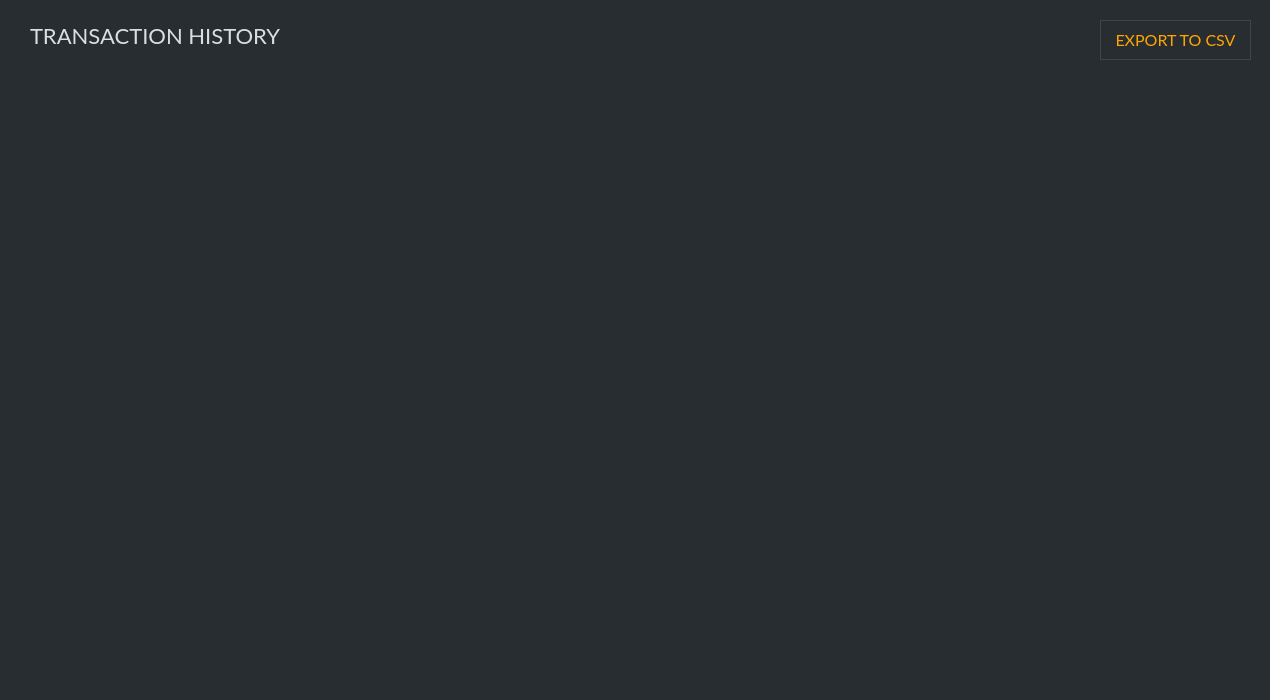
Qt form src/gui/ui/transactionsframe.ui (ConcealNetwork/conceal-desktop) before a commit.
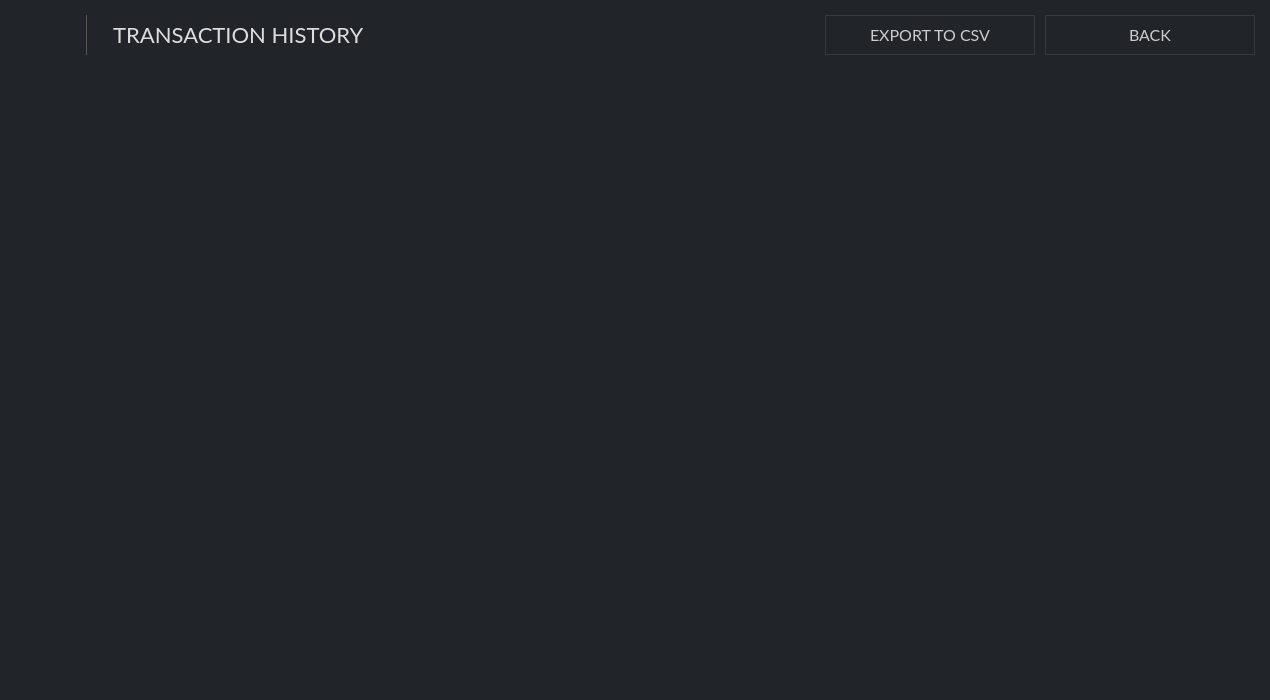
The same form after that commit. Icons and pictures are not drawn.

```diff
--- a/src/gui/ui/transactionsframe.ui
+++ b/src/gui/ui/transactionsframe.ui
@@ -24,8 +24,8 @@
   </property>
   <property name="maximumSize">
    <size>
-    <width>1270</width>
-    <height>700</height>
+    <width>16777215</width>
+    <height>16777215</height>
    </size>
   </property>
   <property name="font">
@@ -38,7 +38,7 @@
    <string>Transaction History</string>
   </property>
   <property name="styleSheet">
-   <string notr="true">background-color: #282d31;
+   <string notr="true">background-color: #212529;
 border: 0px;
 color: #aaaaaa;
 
@@ -56,77 +56,60 @@
    <number>0</number>
   </property>
   <layout class="QVBoxLayout" name="verticalLayout">
-   <property name="spacing">
-    <number>5</number>
-   </property>
    <property name="leftMargin">
-    <number>0</number>
+    <number>15</number>
    </property>
    <property name="topMargin">
     <number>0</number>
    </property>
    <property name="rightMargin">
-    <number>0</number>
+    <number>15</number>
    </property>
    <property name="bottomMargin">
-    <number>0</number>
+    <number>25</number>
    </property>
    <item>
-    <widget class="QGroupBox" name="groupBox">
-     <property name="minimumSize">
-      <size>
-       <width>1270</width>
-       <height>700</height>
-      </size>
+    <layout class="QHBoxLayout" name="horizontalLayout_2">
+     <property name="spacing">
+      <number>10</number>
      </property>
-     <property name="title">
-      <string/>
+     <property name="topMargin">
+      <number>15</number>
      </property>
-     <widget class="QPushButton" name="m_csvButton">
-      <property name="geometry">
-       <rect>
-        <x>1100</x>
-        <y>20</y>
-        <width>151</width>
-        <height>40</height>
-       </rect>
-      </property>
-      <property name="minimumSize">
-       <size>
-        <width>0</width>
-        <height>0</height>
-       </size>
-      </property>
+     <property name="bottomMargin">
+      <number>10</number>
+     </property>
+     <item>
+      <widget class="QLabel" name="label_2">
       <property name="maximumSize">
        <size>
-        <width>210</width>
-        <height>40</height>
-       </size>
-      </property>
-      <property name="font">
-       <font>
-        <family>Lato</family>
-        <pointsize>-1</pointsize>
-       </font>
-      </property>
-      <property name="styleSheet">
-       <string notr="true">QPushButton#m_csvButton {color: orange; border:1px solid #444; font-size: 16px;}
-
-QPushButton#m_csvButton:hover {color: orange; border:1px solid orange; font-size: 16px;}</string>
-      </property>
+         <width>61</width>
+         <height>16777215</height>
+        </size>
+       </property>
       <property name="text">
-       <string>EXPORT TO CSV</string>
-      </property>
-     </widget>
+        <string>&lt;html&gt;&lt;head/&gt;&lt;body&gt;&lt;p&gt;&lt;img src=&quot;:/images/conceal-small.png&quot;/&gt;&lt;/p&gt;&lt;/body&gt;&lt;/html&gt;</string>
+       </property>
+      </widget>
+     </item>
+     <item>
+      <widget class="Line" name="line">
+       <property name="maximumSize">
+        <size>
+         <width>1</width>
+         <height>60</height>
+        </size>
+       </property>
+       <property name="styleSheet">
+        <string notr="true">background-color: #555;</string>
+       </property>
+       <property name="orientation">
+        <enum>Qt::Vertical</enum>
+       </property>
+      </widget>
+     </item>
+     <item>
      <widget class="QLabel" name="label">
-      <property name="geometry">
-       <rect>
-        <x>30</x>
-        <y>20</y>
-        <width>716</width>
-        <height>31</height>
-       </rect>
-      </property>
       <property name="maximumSize">
        <size>
         <width>16777215</width>
@@ -143,34 +126,84 @@
        <string notr="true">color: #ddd; font-size: 22px;</string>
       </property>
       <property name="text">
-       <string>TRANSACTION HISTORY</string>
-      </property>
-     </widget>
+        <string>   TRANSACTION HISTORY</string>
+       </property>
+      </widget>
+     </item>
+     <item>
+      <widget class="QPushButton" name="m_csvButton">
+       <property name="minimumSize">
+        <size>
+         <width>210</width>
+         <height>40</height>
+        </size>
+       </property>
+       <property name="maximumSize">
+        <size>
+         <width>210</width>
+         <height>40</height>
+        </size>
+       </property>
+       <property name="font">
+        <font>
+         <family>Lato</family>
+         <pointsize>-1</pointsize>
+        </font>
+       </property>
+       <property name="styleSheet">
+        <string notr="true">QPushButton#m_csvButton {color: #ccc; border: 1px solid #343a40; font-size: 16px; background-color: #212529;}
+
+QPushButton#m_csvButton:hover {color: #ddd; border: 2px solid #444; font-size: 16px; background-color: #212529;}</string>
+       </property>
+       <property name="text">
+        <string>EXPORT TO CSV</string>
+       </property>
+      </widget>
+     </item>
+     <item>
+      <widget class="QPushButton" name="m_backButton">
+       <property name="minimumSize">
+        <size>
+         <width>210</width>
+         <height>40</height>
+        </size>
+       </property>
+       <property name="maximumSize">
+        <size>
+         <width>210</width>
+         <height>40</height>
+        </size>
+       </property>
+       <property name="font">
+        <font>
+         <family>Lato</family>
+         <pointsize>-1</pointsize>
+        </font>
+       </property>
+       <property name="styleSheet">
+        <string notr="true">QPushButton#m_backButton {color: #ccc; border: 1px solid #343a40; font-size: 16px; background-color: #212529;}
+
+QPushButton#m_backButton:hover {color: #ddd; border: 2px solid #444; font-size: 16px; background-color: #212529;}</string>
+       </property>
+       <property name="text">
+        <string>BACK</string>
+       </property>
+      </widget>
+     </item>
+    </layout>
+   </item>
+   <item>
      <widget class="QTreeView" name="m_transactionsView">
-      <property name="geometry">
-       <rect>
-        <x>30</x>
-        <y>80</y>
-        <width>1210</width>
-        <height>580</height>
-       </rect>
-      </property>
-      <property name="sizePolicy">
-       <sizepolicy hsizetype="Fixed" vsizetype="Fixed">
-        <horstretch>0</horstretch>
-        <verstretch>0</verstretch>
-       </sizepolicy>
-      </property>
       <property name="minimumSize">
        <size>
-        <width>0</width>
-        <height>0</height>
+       <width>1230</width>
+       <height>550</height>
        </size>
       </property>
       <property name="maximumSize">
        <size>
-        <width>1210</width>
-        <height>600</height>
+       <width>16777215</width>
+       <height>16777215</height>
        </size>
       </property>
       <property name="font">
@@ -181,16 +214,17 @@
       </property>
       <property name="styleSheet">
        <string notr="true">QHeaderView::section {
-background-color: #333333; 
-   color: #aaa;
+background-color: #282d31; 
+   color: #ddd;
 	font-family: Lato;
     border: 0px solid white;
+border-bottom: 1px solid orange;
    height: 30px;
 
 }
 
 QTreeView::item {
-    color: #aaa;
+    color: #ddd;
     height: 35px;
 }
 
@@ -202,7 +236,7 @@
 QWidget:item:selected {
   font-family: Lato;
   background-color: #282d31;
-  color: #aaa;
+  color: #ddd;
 }</string>
       </property>
       <property name="frameShape">
@@ -257,7 +291,19 @@
        <bool>true</bool>
       </attribute>
      </widget>
-    </widget>
+   </item>
+   <item>
+    <spacer name="verticalSpacer">
+     <property name="orientation">
+      <enum>Qt::Vertical</enum>
+     </property>
+     <property name="sizeHint" stdset="0">
+      <size>
+       <width>20</width>
+       <height>40</height>
+      </size>
+     </property>
+    </spacer>
    </item>
   </layout>
  </widget>
```
Left out of the diff: 16 changed lines with no effect on the pictures. Lines whose indentation alone changed are shown as unchanged.
